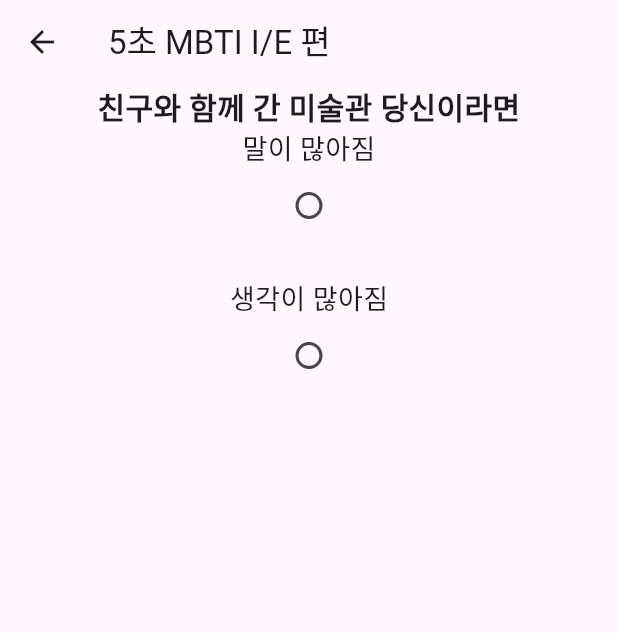
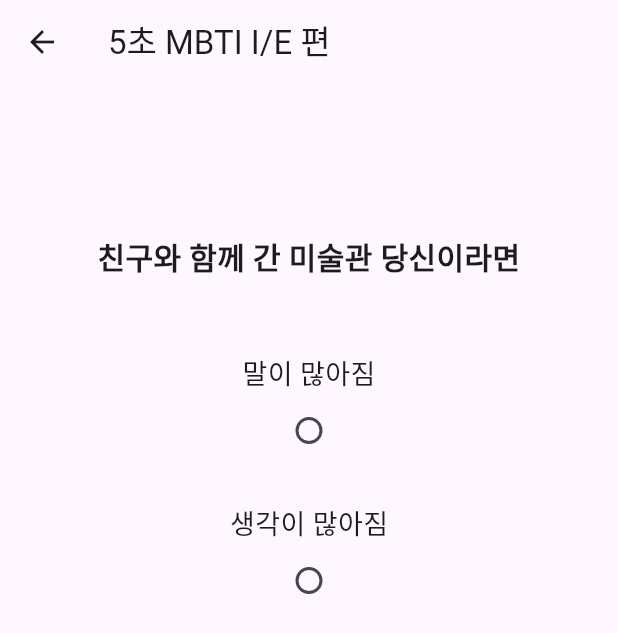
Before and after one commit to grootwo/Flutter-studying, a Flutter app: the screen it shows after launch, after a tap on "MBTI", on a phone screen of 412 x 824 dp. Shown: the top 633 px of the screen. Run offline on Flutter 3.47's test engine with Material 3 defaults, Android fonts, the phone set to English and light mode, and no system bars; our stand-ins replace firebase_analytics, firebase_core, flutter_time_picker_spinner, shared_preferences; accounts and stored records are empty.

Commit message:
refactor: add sizedbox and refactor

```diff
--- a/mobile-programming-lecture/personality_test/lib/sub/question_page.dart
+++ b/mobile-programming-lecture/personality_test/lib/sub/question_page.dart
@@ -4,20 +4,25 @@ import 'package:flutter/material.dart';
 import 'package:flutter/services.dart';
 import 'package:firebase_analytics/firebase_analytics.dart'; // [p.98] Firebase 분석 이벤트 추가
 import '../detail/detail_page.dart';
+
 class QuestionPage extends StatefulWidget {
   final String question; //전달받은 질문 파일명
   const QuestionPage({super.key, required this.question});
+
   @override
   State<QuestionPage> createState() => _QuestionPage();
 }
+
 class _QuestionPage extends State<QuestionPage> {
   String title = '';
   int selectNumber = -1;
+
   // assets 폴더의 JSON 파일 로드 (비동기)
   // rootBundle을 사용하여 Flutter 앱 내부 리소스를 읽어옵니다.
   Future<String> loadAsset(String fileName) async {
     return await rootBundle.loadString('res/api/$fileName.json');
   }
+
   @override
   Widget build(BuildContext context) {
     // [p.92] FutureBuilder: 비동기 데이터의 상태에 따라 UI를 분기 처리
@@ -34,16 +39,14 @@ return const Center(child: CircularProgressIndicator());
           // 선택지(라디오 버튼) 생성
           List<Widget> widgets = List<Widget>.generate(
             (questions['selects'] as List<dynamic>).length,
-        (int index) =>
-        SizedBox(
+            (int index) => SizedBox(
               height: 100,
               child: Column(
                 children: [
                   // 선택지 텍스트 표시
-          Text(questions['selects'][index],
-          style: const TextStyle(
-            fontSize: 18,
-          ),
+                  Text(
+                    questions['selects'][index],
+                    style: const TextStyle(fontSize: 18),
                   ),
                   // [p.94] Radio 위젯으로 선택 기능 구현
                   Radio(
@@ -66,13 +69,16 @@ return const Center(child: CircularProgressIndicator());
             body: Column(
               children: [
                 // [p.93] 질문 본문 출력
-Text(questions['question'].toString(),
+                SizedBox(height: 100.0),
+                Text(
+                  questions['question'].toString(),
                   style: const TextStyle(
                     fontSize: 20,
                     fontWeight: FontWeight.bold,
                   ),
                   textAlign: TextAlign.center,
                 ),
+                SizedBox(height: 50.0),
                 // [p.93] Expanded + ListView로 선택지 스크롤 가능 구조 구성
                 Expanded(
                   child: ListView.builder(
```
Lines whose indentation alone changed are shown as unchanged.
